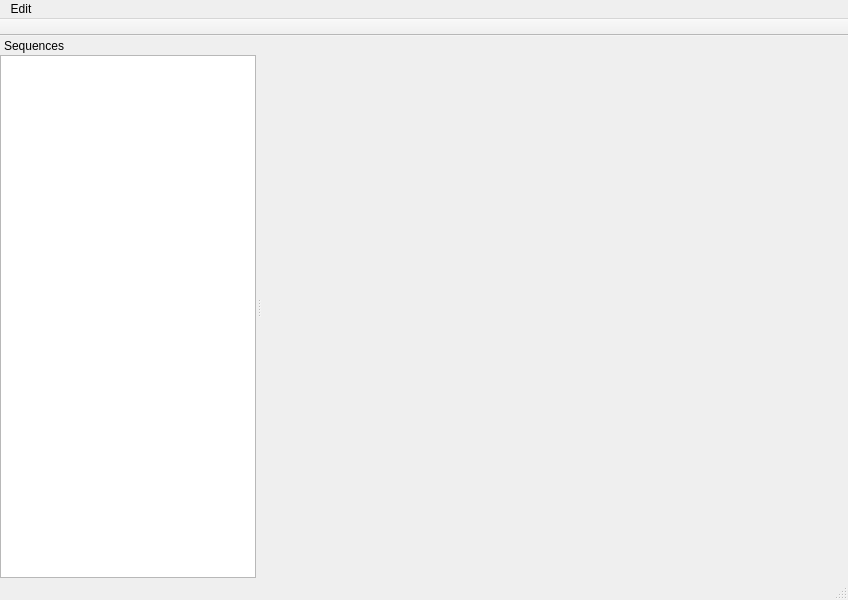
light-scattering-iogs/caqtus, file condetrol/condetrol/experiment_viewer/resources/experiment_viewer.ui: the form before one commit.
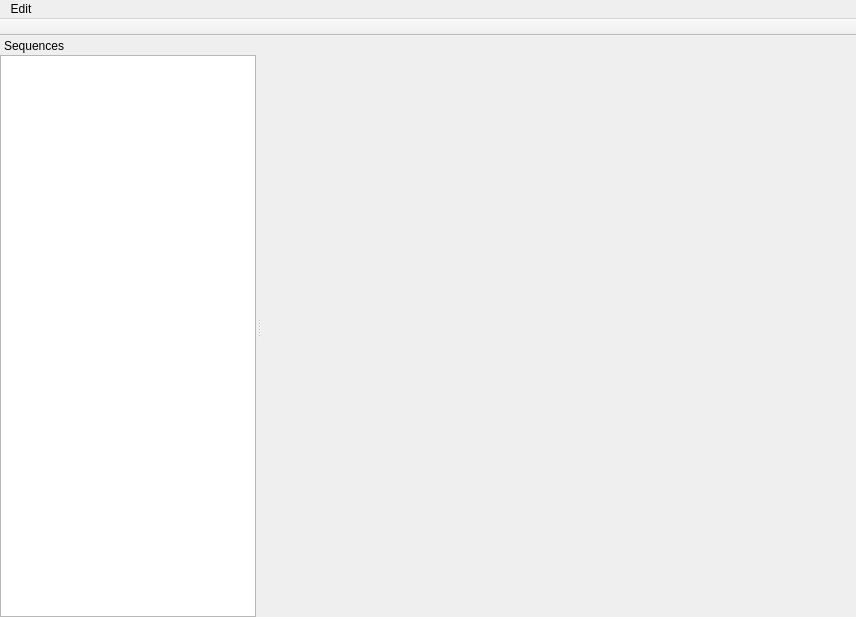
The form after the commit. Icons and pictures are not drawn.

The edit to the form file:
```diff
--- a/condetrol/condetrol/experiment_viewer/resources/experiment_viewer.ui
+++ b/condetrol/condetrol/experiment_viewer/resources/experiment_viewer.ui
@@ -6,8 +6,8 @@
    <rect>
     <x>0</x>
     <y>0</y>
-    <width>848</width>
-    <height>600</height>
+    <width>856</width>
+    <height>617</height>
    </rect>
   </property>
   <property name="windowTitle">
@@ -25,7 +25,7 @@
     <rect>
      <x>0</x>
      <y>0</y>
-     <width>848</width>
+     <width>856</width>
      <height>22</height>
     </rect>
    </property>
@@ -37,7 +37,6 @@
    </widget>
    <addaction name="menuPreferences"/>
   </widget>
-  <widget class="QStatusBar" name="statusBar"/>
   <widget class="QDockWidget" name="sequences_widget">
    <property name="features">
     <set>QDockWidget::DockWidgetMovable</set>
```
Left out of the diff: 3 changed lines with no effect on the pictures.
